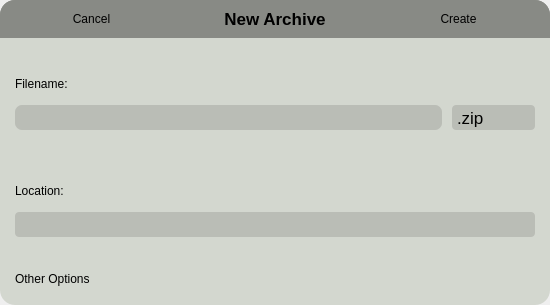
ismaildrcn/archiveManager, file ui_files/createNewArchive.ui: the form before one commit.
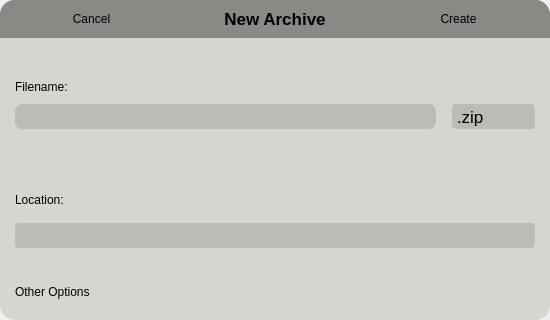
The form after the commit. Icons and pictures are not drawn.

Commit message: Added archive naming control.

Patch:
```diff
--- a/ui_files/createNewArchive.ui
+++ b/ui_files/createNewArchive.ui
@@ -7,7 +7,7 @@
     <x>0</x>
     <y>0</y>
     <width>550</width>
-    <height>305</height>
+    <height>320</height>
    </rect>
   </property>
   <property name="maximumSize">
@@ -246,22 +246,21 @@
       </item>
       <item>
        <widget class="QWidget" name="widget_8" native="true">
+        <layout class="QVBoxLayout" name="verticalLayout_7">
+         <property name="leftMargin">
+          <number>0</number>
+         </property>
+         <property name="topMargin">
+          <number>10</number>
+         </property>
+         <property name="rightMargin">
+          <number>0</number>
+         </property>
+         <property name="bottomMargin">
+          <number>0</number>
+         </property>
+         <item>
         <layout class="QHBoxLayout" name="horizontalLayout_5">
-         <property name="spacing">
-          <number>0</number>
-         </property>
-         <property name="leftMargin">
-          <number>0</number>
-         </property>
-         <property name="topMargin">
-          <number>0</number>
-         </property>
-         <property name="rightMargin">
-          <number>0</number>
-         </property>
-         <property name="bottomMargin">
-          <number>0</number>
-         </property>
          <item>
           <widget class="QWidget" name="widget_11" native="true">
            <property name="sizePolicy">
@@ -390,6 +389,36 @@
                 <string>.tar.bz2</string>
                </property>
               </item>
+               </widget>
+              </item>
+             </layout>
+            </widget>
+           </item>
+          </layout>
+         </item>
+         <item>
+          <widget class="QWidget" name="widget_13" native="true">
+           <layout class="QVBoxLayout" name="verticalLayout_6">
+            <property name="spacing">
+             <number>0</number>
+            </property>
+            <property name="leftMargin">
+             <number>5</number>
+            </property>
+            <property name="topMargin">
+             <number>0</number>
+            </property>
+            <property name="rightMargin">
+             <number>0</number>
+            </property>
+            <property name="bottomMargin">
+             <number>0</number>
+            </property>
+            <item>
+             <widget class="QLabel" name="label_warning">
+              <property name="text">
+               <string/>
+              </property>
              </widget>
             </item>
            </layout>
```
Lines whose indentation alone changed are shown as unchanged. The commit also changes 6 other files.
